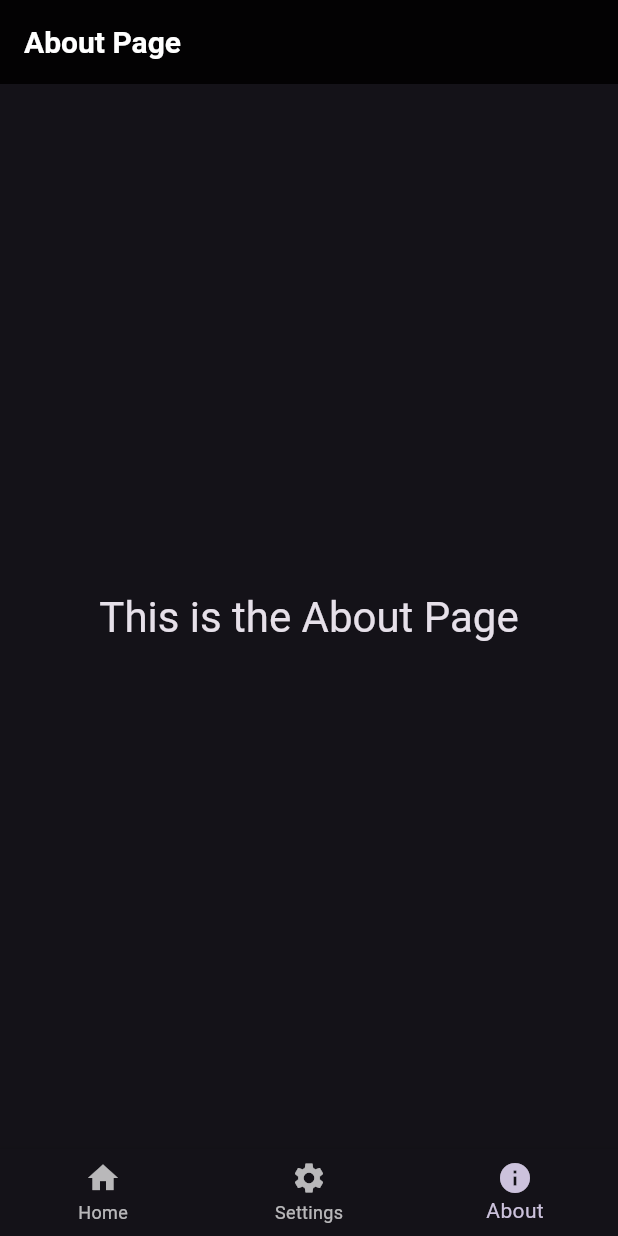
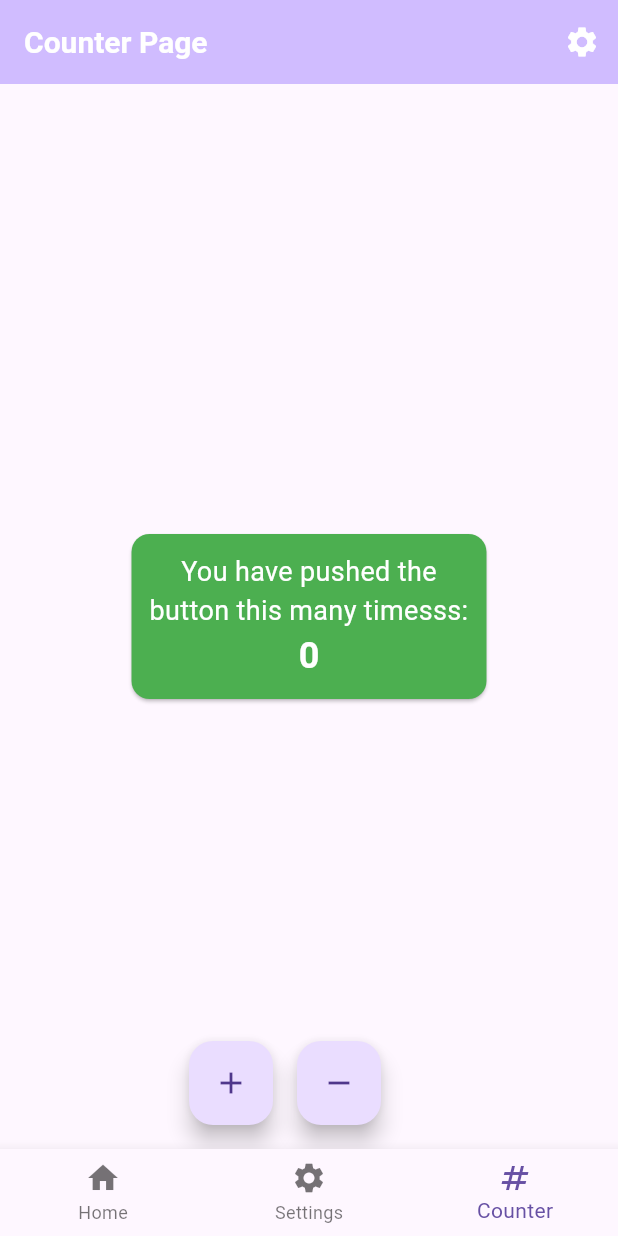
Before and after one commit to nixuiui/flutter-batch-7, a Flutter app: the screen it shows after launch, item 3 of the bottom bar chosen, on a phone screen of 412 x 824 dp. Run offline on Flutter 3.47's test engine with Material 3 defaults, Android fonts, the phone set to English and light mode, and no system bars; our stand-ins replace equatable, flutter_bloc.

Commit message:
feat: add counter functionality and theme management with Bloc, update navigation and remove settings screen

```diff
--- a/lib/consts/router_app.dart
+++ b/lib/consts/router_app.dart
@@ -1,5 +1,6 @@
 import 'package:flutter_batch_7/pages/day_4/gridview_builder_screen.dart';
 import 'package:flutter_batch_7/pages/day_5/main_screen.dart';
+import 'package:flutter_batch_7/pages/day_6/pages/counter_page.dart';
 
 import '../pages/day_5/home_page.dart';
 
@@ -7,10 +8,12 @@ class RouterApp {
   static const String main = '/main';
   static const String home = '/home';
   static const String footballTeamGrid = '/football-team-grid';
+  static const String counter = '/counter';
 }
 
 final routes = {
   RouterApp.main: (context) => const MainScreen(),
   RouterApp.home: (context) => const HomePage(),
   RouterApp.footballTeamGrid: (context) => const GridViewBuilderScreen(),
+  RouterApp.counter: (context) => const CounterPage(),
 };
--- a/lib/main.dart
+++ b/lib/main.dart
@@ -1,5 +1,8 @@
 import 'package:flutter/material.dart';
 import 'package:flutter_batch_7/consts/router_app.dart';
+import 'package:flutter_batch_7/pages/day_6/blocs/theme_bloc.dart';
+import 'package:flutter_batch_7/pages/day_6/blocs/theme_state.dart';
+import 'package:flutter_bloc/flutter_bloc.dart';
 
 void main() {
   runApp(const MyApp());
@@ -10,9 +13,13 @@ class MyApp extends StatelessWidget {
 
   @override
   Widget build(BuildContext context) {
+    return BlocProvider(
+      create: (context) => ThemeBloc(),
+      child: BlocBuilder<ThemeBloc, ThemeState>(
+        builder: (context, state) {
           return MaterialApp(
             title: 'Flutter Demo',
-      themeMode: ThemeMode.dark,
+            themeMode: state.themeMode,
             theme: ThemeData(
               appBarTheme: AppBarTheme(
                 backgroundColor: Colors.blueAccent,
@@ -44,4 +51,7 @@ class MyApp extends StatelessWidget {
             initialRoute: RouterApp.main,
           );
         }
+      ),
+    );
   }
+}
--- a/lib/pages/day_5/main_screen.dart
+++ b/lib/pages/day_5/main_screen.dart
@@ -1,7 +1,7 @@
 import 'package:flutter/material.dart';
-import 'package:flutter_batch_7/pages/day_5/abount_screen.dart';
 import 'package:flutter_batch_7/pages/day_5/home_page.dart';
-import 'package:flutter_batch_7/pages/day_5/setting_screen.dart';
+import 'package:flutter_batch_7/pages/day_6/pages/counter_page.dart';
+import 'package:flutter_batch_7/pages/day_6/pages/setting_screen.dart';
 
 class MainScreen extends StatefulWidget {
   const MainScreen({super.key});
@@ -20,7 +20,7 @@ class _MainScreenState extends State<MainScreen> {
       body: [
         HomePage(),
         SettingScreen(),
-        AbountScreen(),
+        CounterPage(),
       ][index],
       bottomNavigationBar: BottomNavigationBar(
         currentIndex: index,
@@ -39,8 +39,8 @@ class _MainScreenState extends State<MainScreen> {
             label: 'Settings',
           ),
           BottomNavigationBarItem(
-            icon: Icon(Icons.info),
-            label: 'About',
+            icon: Icon(Icons.numbers),
+            label: 'Counter',
           ),
         ],
       ),
--- /dev/null
+++ b/lib/pages/day_6/blocs/counter_bloc.dart
@@ -0,0 +1,18 @@
+import 'package:flutter_bloc/flutter_bloc.dart';
+
+class CounterBloc extends Cubit<int> {
+  CounterBloc() : super(0);
+
+  void increment() {
+    emit(state + 1);
+  }
+
+  void decrement() {
+    emit(state - 1);
+  }
+
+  void reset() {
+    emit(0);
+  }
+
+}
--- /dev/null
+++ b/lib/pages/day_6/blocs/theme_bloc.dart
@@ -0,0 +1,16 @@
+import 'package:flutter/material.dart';
+import 'package:flutter_batch_7/pages/day_6/blocs/theme_state.dart';
+import 'package:flutter_bloc/flutter_bloc.dart';
+
+class ThemeBloc extends Cubit<ThemeState> {
+
+  ThemeBloc() : super(ThemeState());
+
+  void toggleTheme() {
+    final newThemeMode = state.themeMode == ThemeMode.light
+        ? ThemeMode.dark
+        : ThemeMode.light;
+    emit(state.copyWith(themeMode: newThemeMode));
+  }
+
+}
--- /dev/null
+++ b/lib/pages/day_6/blocs/theme_state.dart
@@ -0,0 +1,21 @@
+import 'package:equatable/equatable.dart';
+import 'package:flutter/material.dart';
+
+class ThemeState extends Equatable {
+  final ThemeMode themeMode;
+
+  const ThemeState({
+    this.themeMode = ThemeMode.light,
+  });
+
+  ThemeState copyWith({
+    ThemeMode? themeMode
+  }) {
+    return ThemeState(
+      themeMode: themeMode ?? this.themeMode,
+    );
+  }
+
+  @override
+  List<Object> get props => [themeMode];
+}
--- /dev/null
+++ b/lib/pages/day_6/pages/counter_page.dart
@@ -0,0 +1,69 @@
+import 'package:flutter/material.dart';
+import 'package:flutter_batch_7/pages/day_6/blocs/counter_bloc.dart';
+import 'package:flutter_batch_7/widgets/counter_layout.dart';
+import 'package:flutter_bloc/flutter_bloc.dart';
+
+class CounterPage extends StatefulWidget {
+  const CounterPage({super.key});
+
+  @override
+  State<CounterPage> createState() => _CounterPageState();
+}
+
+class _CounterPageState extends State<CounterPage> {
+
+  final counterBloc = CounterBloc();
+
+  @override
+  Widget build(BuildContext context) {
+    return Scaffold(
+      appBar: AppBar(
+        backgroundColor: Theme.of(context).colorScheme.inversePrimary,
+        title: Text("Counter Page"),
+        actions: [
+          IconButton(
+            icon: const Icon(Icons.settings),
+            onPressed: () {
+              // Action for settings button
+            },
+          ),
+        ],
+      ),
+      body: SizedBox(
+        width: double.infinity,
+        child: Column(
+          crossAxisAlignment: CrossAxisAlignment.center,
+          mainAxisAlignment: MainAxisAlignment.center,
+          spacing: 16,
+          children: [
+            BlocBuilder<CounterBloc, int>(
+              bloc: counterBloc,
+              builder: (context, state) {
+                return CounterLayoutWidget(
+                  counter: state,
+                  onNumberPressed: counterBloc.increment,
+                );
+              }
+            ),
+          ],
+        ),
+      ),
+      floatingActionButton: Row(
+        mainAxisAlignment: MainAxisAlignment.center,
+        spacing: 16,
+        children: [
+          FloatingActionButton(
+            onPressed: counterBloc.increment,
+            tooltip: 'Increment',
+            child: const Icon(Icons.add),
+          ),
+          FloatingActionButton(
+            onPressed: counterBloc.decrement,
+            tooltip: 'Increment',
+            child: const Icon(Icons.remove),
+          ),
+        ],
+      ),
+    );
+  }
+}
--- a/lib/pages/day_5/setting_screen.dart
+++ b/lib/pages/day_6/pages/setting_screen.dart
@@ -1,4 +1,7 @@
 import 'package:flutter/material.dart';
+import 'package:flutter_batch_7/pages/day_6/blocs/theme_bloc.dart';
+import 'package:flutter_batch_7/pages/day_6/blocs/theme_state.dart';
+import 'package:flutter_bloc/flutter_bloc.dart';
 
 class SettingScreen extends StatefulWidget {
   const SettingScreen({super.key});
@@ -25,7 +28,18 @@ class _SettingScreenState extends State<SettingScreen> {
         ),
         body: TabBarView(
           children: [
-            Center(child: Text('General Settings', style: Theme.of(context).textTheme.headlineMedium)),
+            BlocBuilder<ThemeBloc, ThemeState>(
+              builder: (context, state) {
+                return SwitchListTile(
+                  title: Text("Dark Mode"),
+                  subtitle: Text("Click to switch theme"),
+                  value: state.themeMode == ThemeMode.dark,
+                  onChanged: (val) {
+                    context.read<ThemeBloc>().toggleTheme();
+                  }
+                );
+              }
+            ),
             Center(child: Text('Notification Settings', style: Theme.of(context).textTheme.headlineMedium)),
             Center(child: Text('Privacy Settings', style: Theme.of(context).textTheme.headlineMedium)),
           ],
--- a/pubspec.yaml
+++ b/pubspec.yaml
@@ -34,6 +34,8 @@ dependencies:
   # The following adds the Cupertino Icons font to your application.
   # Use with the CupertinoIcons class for iOS style icons.
   cupertino_icons: ^1.0.8
+  flutter_bloc: ^9.1.1
+  equatable: ^2.0.7
 
 dev_dependencies:
   flutter_test:
```
Also changed, not shown: pubspec.lock. Lines whose indentation alone changed are shown as unchanged.
